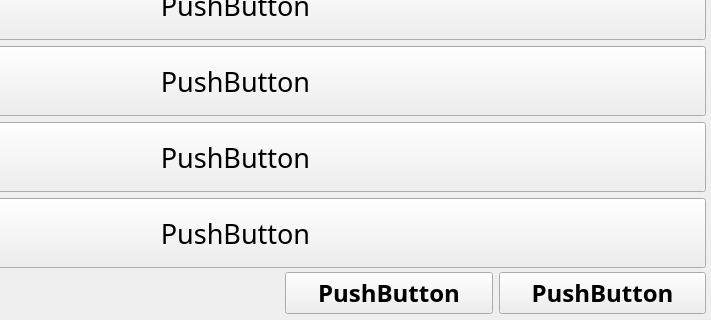
This is ui/MainWindow.ui in kunansy/Vocabulary as Qt 5 draws it before an edit; both pictures show x 245 to 956 and y 262 to 582 of the 956 by 582 pixel window. The edited form follows.
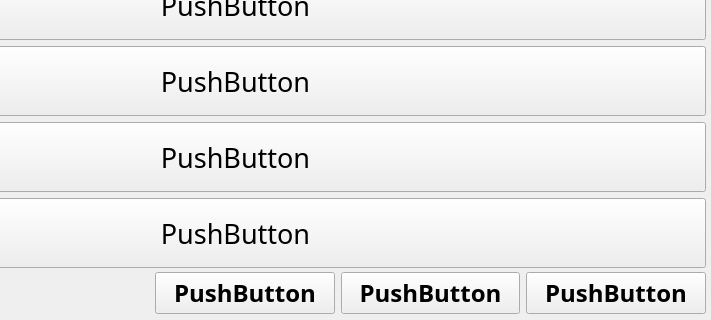
This is the edited form.

Diff of the .ui file:
```diff
--- a/ui/MainWindow.ui
+++ b/ui/MainWindow.ui
@@ -165,13 +165,28 @@
    <widget class="QWidget" name="horizontalLayoutWidget">
     <property name="geometry">
      <rect>
-      <x>530</x>
+      <x>400</x>
       <y>530</y>
-      <width>421</width>
+      <width>551</width>
       <height>51</height>
      </rect>
     </property>
     <layout class="QHBoxLayout" name="horizontalLayout">
+     <item>
+      <widget class="QPushButton" name="ShowButton">
+       <property name="font">
+        <font>
+         <family>Avenir Next Cyr</family>
+         <pointsize>18</pointsize>
+         <weight>75</weight>
+         <bold>true</bold>
+        </font>
+       </property>
+       <property name="text">
+        <string>PushButton</string>
+       </property>
+      </widget>
+     </item>
      <item>
       <widget class="QPushButton" name="HintButton">
        <property name="font">
```
